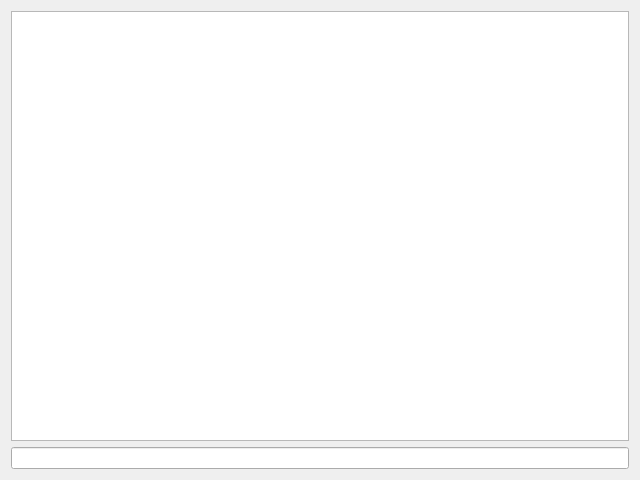
The window that chat_view.ui (topseli/PyChat) describes before a commit, drawn with Qt 5.
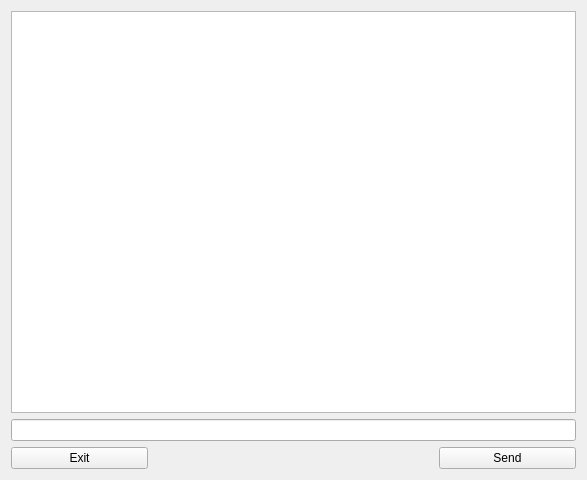
The same window after the commit.

What changed in the file:
```diff
--- a/chat_view.ui
+++ b/chat_view.ui
@@ -6,7 +6,7 @@
    <rect>
     <x>0</x>
     <y>0</y>
-    <width>640</width>
+    <width>587</width>
     <height>480</height>
    </rect>
   </property>
@@ -14,16 +14,43 @@
    <string>Form</string>
   </property>
   <layout class="QGridLayout" name="gridLayout">
-   <item row="0" column="0">
+   <item row="3" column="3">
+    <widget class="QPushButton" name="send_button">
+     <property name="text">
+      <string>Send</string>
+     </property>
+    </widget>
+   </item>
+   <item row="3" column="0">
+    <widget class="QPushButton" name="exit_button">
+     <property name="text">
+      <string>Exit</string>
+     </property>
+    </widget>
+   </item>
+   <item row="1" column="0" colspan="4">
+    <widget class="QLineEdit" name="chat_input"/>
+   </item>
+   <item row="3" column="1" colspan="2">
+    <spacer name="button_spacer">
+     <property name="orientation">
+      <enum>Qt::Horizontal</enum>
+     </property>
+     <property name="sizeHint" stdset="0">
+      <size>
+       <width>40</width>
+       <height>20</height>
+      </size>
+     </property>
+    </spacer>
+   </item>
+   <item row="0" column="0" colspan="4">
     <widget class="QTextEdit" name="chat_area">
      <property name="readOnly">
       <bool>true</bool>
      </property>
     </widget>
    </item>
-   <item row="1" column="0">
-    <widget class="QLineEdit" name="chat_input"/>
-   </item>
   </layout>
  </widget>
  <resources/>
```
